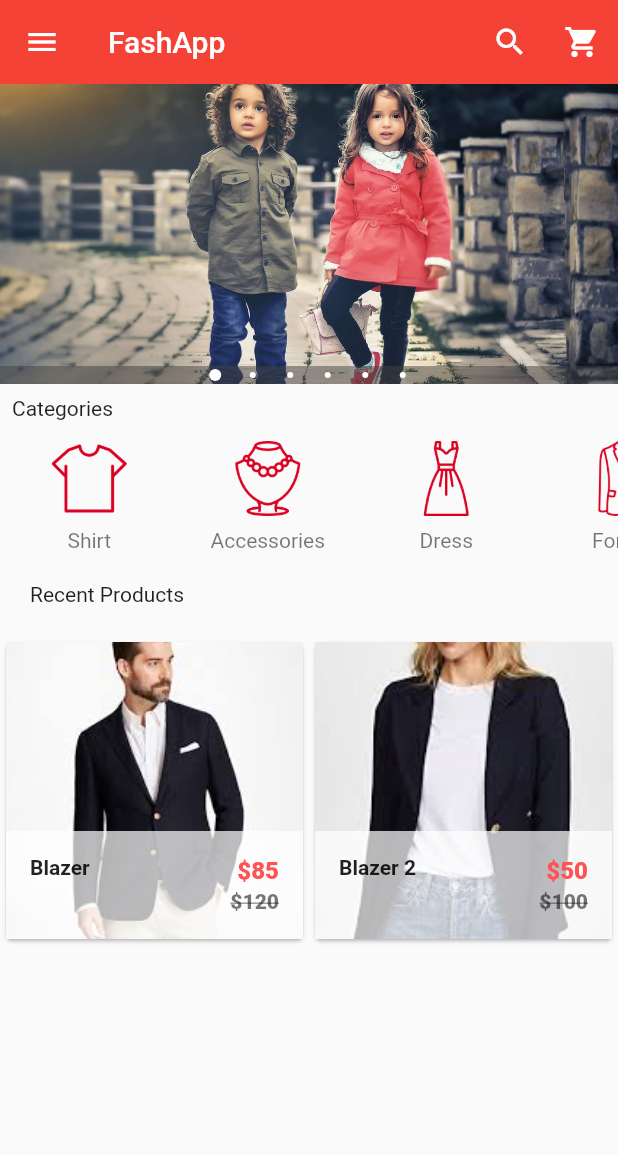
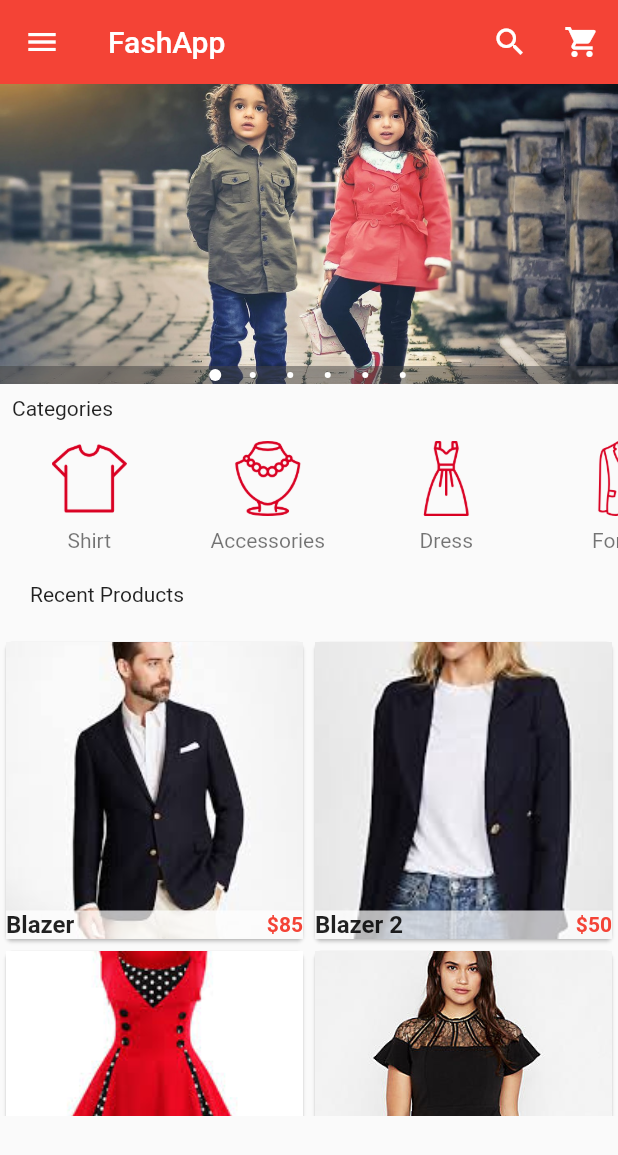
Before and after one commit to Latix/flutter_ecommerce, a Flutter app: the screen it shows after launch, on a phone screen of 412 x 824 dp. Shown: the top 1155 px of the screen. Run offline on Flutter 3.47's test engine with Material 2 defaults, Android fonts, the phone set to English and light mode, and no system bars; drawn by our look-alikes of carousel_pro.

Commit message:
Modified Home Page UI

```diff
--- a/lib/widgets/products.dart
+++ b/lib/widgets/products.dart
@@ -17,6 +17,30 @@ class _ProductsState extends State<Products> {
     {
       "name": "Blazer 2",
       "picture": "images/products/blazer2.jpeg",
+      "old_price": 100,
+      "price": 50
+    },
+    {
+      "name": "Dress",
+      "picture": "images/products/dress1.jpeg",
+      "old_price": 100,
+      "price": 50
+    },
+    {
+      "name": "Dress 2",
+      "picture": "images/products/dress2.jpeg",
+      "old_price": 100,
+      "price": 50
+    },
+    {
+      "name": "Hills",
+      "picture": "images/products/hills1.jpeg",
+      "old_price": 100,
+      "price": 50
+    },
+    {
+      "name": "Hills 2",
+      "picture": "images/products/hills2.jpeg",
       "old_price": 100,
       "price": 50
     }
@@ -45,11 +69,12 @@ class SingleProduct extends StatelessWidget {
   final productOldPrice;
   final productPrice;
 
-  SingleProduct(
-      {this.productName,
+  SingleProduct({
+    this.productName,
     this.productPicture,
     this.productOldPrice,
-      this.productPrice});
+    this.productPrice,
+  });
 
   @override
   Widget build(BuildContext context) {
@@ -70,25 +95,25 @@ class SingleProduct extends StatelessWidget {
             child: GridTile(
               footer: Container(
                 color: Colors.white70,
-                child: ListTile(
-                  leading: Text(
+                child: Row(
+                  children: <Widget>[
+                    Expanded(
+                      child: Text(
                         productName,
-                    style: TextStyle(fontWeight: FontWeight.bold),
+                        style: TextStyle(
+                          fontWeight: FontWeight.bold,
+                          fontSize: 16.0,
                         ),
-                  title: Text(
+                      ),
+                    ),
+                    Text(
                       "\$${productPrice.toString()}",
                       style: TextStyle(
-                        color: Colors.redAccent, fontWeight: FontWeight.w800),
-                    textAlign: TextAlign.right,
+                        color: Theme.of(context).primaryColor,
+                        fontWeight: FontWeight.bold,
                       ),
-                  subtitle: Text(
-                    "\$${productOldPrice.toString()}",
-                    style: TextStyle(
-                        color: Colors.black54,
-                        fontWeight: FontWeight.w800,
-                        decoration: TextDecoration.lineThrough),
-                    textAlign: TextAlign.right,
                     ),
+                  ],
                 ),
               ),
               child: Image.asset(
```
Also changed, not shown: pubspec.yaml (+9 -0 lines). Lines whose indentation alone changed are shown as unchanged.
